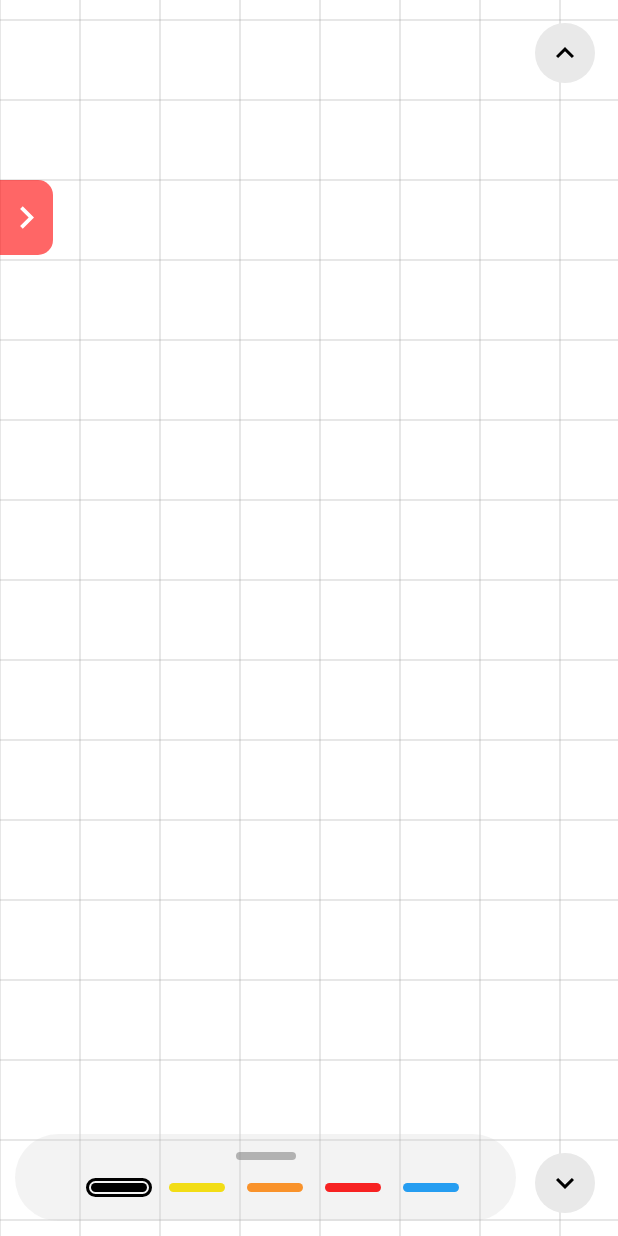
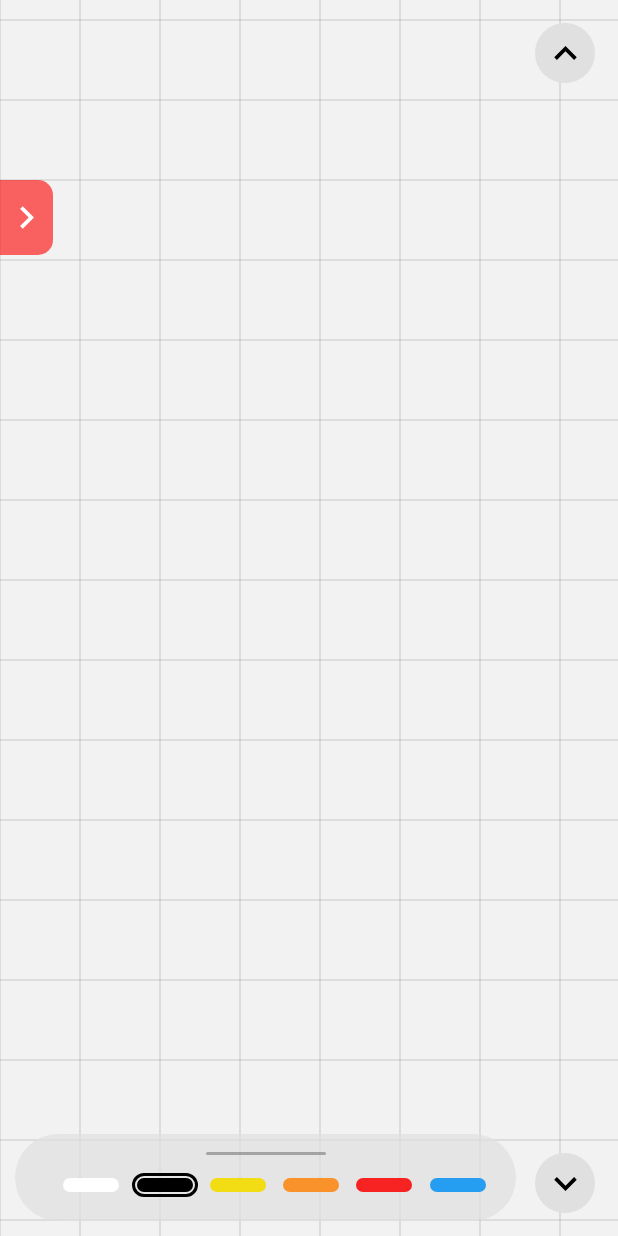
Before and after one commit to kanishkdhebana1/Whiteboard, an Android app built with Jetpack Compose: the screen it shows after launch (MainActivity), after a tap on "Scroll Down", on a phone screen of 412 x 824 dp. Run offline under Robolectric (Android 15) with nearby library versions, the phone set to English and light mode, and no system bars; libraries missing offline, so code that uses them is left out: com.google.mlkit.common, com.google.mlkit.vision; 6 statements that could not run were skipped.

Commit message:
Added device-theme-based Dark And Light theme options.

```diff
--- a/app/src/main/java/com/example/whiteboard/MainActivity.kt
+++ b/app/src/main/java/com/example/whiteboard/MainActivity.kt
@@ -9,6 +9,7 @@ import androidx.core.view.WindowInsetsCompat
 import androidx.core.view.WindowInsetsControllerCompat
 import com.example.whiteboard.ui.WhiteBoardScreen
 import com.example.whiteboard.ui.WhiteBoardViewModel
+import com.example.whiteboard.ui.theme.WhiteboardTheme
 
 //class MainActivity : ComponentActivity() {
 //    private val viewModel by viewModels<WhiteBoardViewModel>()
@@ -40,7 +41,9 @@ class MainActivity : ComponentActivity() {
             WindowInsetsControllerCompat.BEHAVIOR_SHOW_TRANSIENT_BARS_BY_SWIPE
 
         setContent {
-            WhiteBoardScreen(viewModel = viewModel)
+            WhiteboardTheme {
+                WhiteBoardScreen(viewModel = viewModel)
+            }
         }
     }
 }
--- a/app/src/main/java/com/example/whiteboard/data/DrawView.kt
+++ b/app/src/main/java/com/example/whiteboard/data/DrawView.kt
@@ -74,12 +74,17 @@ class DrawView(context: Context?, attrs: AttributeSet?) :
 //        }
 //    }
 
+    private var canvasColor: Int = Color.WHITE // fallback
 
+    fun setCanvasColor(color: Int) {
+        canvasColor = color
+        invalidate()
+    }
 
     override fun onSizeChanged(w: Int, h: Int, oldw: Int, oldh: Int) {
         canvasBitmap = createBitmap(w, h)
         drawCanvas = Canvas(canvasBitmap!!)
-        drawCanvas?.drawColor(Color.WHITE)
+        drawCanvas?.drawColor(canvasColor)
         invalidate()
     }
 
--- a/app/src/main/java/com/example/whiteboard/ui/WhiteBoardScreen.kt
+++ b/app/src/main/java/com/example/whiteboard/ui/WhiteBoardScreen.kt
@@ -20,15 +20,12 @@ import androidx.compose.runtime.Composable
 import androidx.compose.runtime.rememberCoroutineScope
 import androidx.compose.ui.Alignment
 import androidx.compose.ui.Modifier
-import androidx.compose.ui.graphics.Color
-import androidx.compose.ui.platform.LocalContext
 import androidx.compose.ui.tooling.preview.Preview
 import androidx.compose.ui.unit.dp
-import androidx.core.content.ContextCompat
-import com.example.whiteboard.R
 import com.example.whiteboard.ui.components.BottomBar
 import com.example.whiteboard.ui.components.CustomCanvas
-import com.example.whiteboard.ui.components.TopBar
+import com.example.whiteboard.ui.components.SideBar
+import com.example.whiteboard.ui.theme.LocalCustomColors
 import kotlinx.coroutines.CoroutineScope
 import kotlinx.coroutines.launch
 
@@ -42,7 +39,7 @@ fun WhiteBoardScreen(viewModel: WhiteBoardViewModel) {
     Box(
         modifier = Modifier.fillMaxSize()
     ) {
-        TopBar(
+        SideBar(
             viewModel = viewModel,
             modifier = Modifier.align(Alignment.TopStart)
         )
@@ -80,7 +77,7 @@ fun ScrollButtons(
     scrollState: ScrollState,
     modifier: Modifier = Modifier
 ) {
-    val context = LocalContext.current
+    val customColors = LocalCustomColors.current
 
     Box(modifier = modifier.fillMaxSize()) {
         if (showScrollUpButton) {
@@ -93,13 +90,14 @@ fun ScrollButtons(
                 modifier = Modifier
                     .align(Alignment.TopEnd)
                     .padding(15.dp)
-                    .background(Color(ContextCompat.getColor(context, R.color.button_gray)), CircleShape)
+                    .background(customColors.buttonGray, CircleShape)
                     .size(40.dp)
             ) {
                 Icon(
                     imageVector = Icons.Default.KeyboardArrowUp,
                     contentDescription = "Scroll Up",
-                    tint = Color.Black
+                    tint = customColors.scrollButtonIcon,
+                    modifier = Modifier.size(30.dp)
                 )
             }
         }
@@ -115,13 +113,14 @@ fun ScrollButtons(
                 modifier = Modifier
                     .align(Alignment.BottomEnd)
                     .padding(15.dp)
-                    .background(Color(ContextCompat.getColor(context, R.color.button_gray)), CircleShape)
+                    .background(customColors.buttonGray, CircleShape)
                     .size(40.dp)
             ) {
                 Icon(
                     imageVector = Icons.Default.KeyboardArrowDown,
                     contentDescription = "Scroll Down",
-                    tint = Color.Black
+                    tint = customColors.scrollButtonIcon,
+                    modifier = Modifier.size(30.dp)
                 )
             }
         }
--- a/app/src/main/java/com/example/whiteboard/ui/WhiteBoardViewModel.kt
+++ b/app/src/main/java/com/example/whiteboard/ui/WhiteBoardViewModel.kt
@@ -33,7 +33,7 @@ class WhiteBoardViewModel: ViewModel() {
     private var isModelInitialized by mutableStateOf(false)
 
     @SuppressLint("StaticFieldLeak")
-    private var drawView: DrawView? = null
+    internal var drawView: DrawView? = null
 
     private val _showResultCard = MutableStateFlow(false)
     val showResultCard: StateFlow<Boolean> = _showResultCard
--- a/app/src/main/java/com/example/whiteboard/ui/components/BottomBar.kt
+++ b/app/src/main/java/com/example/whiteboard/ui/components/BottomBar.kt
@@ -38,12 +38,16 @@ import androidx.compose.ui.graphics.Color
 import androidx.compose.ui.graphics.toArgb
 import androidx.compose.ui.input.pointer.pointerInput
 import androidx.compose.ui.platform.LocalConfiguration
-import androidx.compose.ui.platform.LocalContext
 import androidx.compose.ui.platform.LocalDensity
 import androidx.compose.ui.unit.dp
-import androidx.core.content.ContextCompat
-import com.example.whiteboard.R
 import com.example.whiteboard.ui.WhiteBoardViewModel
+import com.example.whiteboard.ui.theme.LocalCustomColors
+import com.example.whiteboard.ui.theme.penBlack
+import com.example.whiteboard.ui.theme.penBlue
+import com.example.whiteboard.ui.theme.penOrange
+import com.example.whiteboard.ui.theme.penRed
+import com.example.whiteboard.ui.theme.penWhite
+import com.example.whiteboard.ui.theme.penYellow
 import kotlinx.coroutines.launch
 
 @Composable
@@ -53,7 +57,8 @@ fun BottomBar(
 ) {
 
     val strokeWidth = viewModel.strokeWidth
-    var selectedColor by remember { mutableIntStateOf(Color.Black.toArgb()) }
+    val customColors = LocalCustomColors.current
+    var selectedColor by remember { mutableIntStateOf(customColors.defaultStrokeColor.toArgb()) }
 
     // State to track expansion
     val collapsedHeight = 58.dp
@@ -81,7 +86,7 @@ fun BottomBar(
                 .padding(start = 10.dp, bottom = 10.dp)
                 .height(with(LocalDensity.current) { heightAnim.value.toDp() })
                 .clip(RoundedCornerShape(30.dp))
-                .background(Color.LightGray.copy(alpha = 0.24f))
+                .background(customColors.buttonGray.copy(alpha = 0.7f))
                 .weight(1f)
                 .pointerInput(Unit) {
                     detectVerticalDragGestures(
@@ -110,10 +115,10 @@ fun BottomBar(
                 Box(
                     modifier = Modifier
                         .align(Alignment.CenterHorizontally)
-                        .width(40.dp)
-                        .height(5.dp)
+                        .width(80.dp)
+                        .height(2.dp)
                         .clip(RoundedCornerShape(50))
-                        .background(Color.Gray.copy(alpha = 0.6f))
+                        .background(customColors.bottomBarExpansionBar.copy(alpha = 0.7f))
                 )
 
                 Spacer(modifier = Modifier.height(8.dp))
@@ -126,7 +131,8 @@ fun BottomBar(
                     onColorSelected = { color ->
                         selectedColor = color
                         viewModel.setStrokeColor(color)
-                    }
+                    },
+                    selectedBorderColor = customColors.colorPickerBorder
                 )
 
                 if (isExpanded) {
@@ -157,35 +163,35 @@ fun BottomBar(
 fun ColorPicker(
     modifier: Modifier = Modifier,
     onColorSelected: (Int) -> Unit,
-    selectedColor: Int
+    selectedColor: Int,
+    selectedBorderColor: Color
 ) {
     val configuration = LocalConfiguration.current
     val screenWidth = configuration.screenWidthDp.dp
-
     val dotSize = screenWidth * 0.09f
-    val context = LocalContext.current
 
     val colors = listOf(
-        ContextCompat.getColor(context, R.color.pen_black),
-        ContextCompat.getColor(context, R.color.pen_yellow),
-        ContextCompat.getColor(context, R.color.pen_orange),
-        ContextCompat.getColor(context, R.color.pen_red),
-        ContextCompat.getColor(context, R.color.pen_blue)
+        penWhite.toArgb(),
+        penBlack.toArgb(),
+        penYellow.toArgb(),
+        penOrange.toArgb(),
+        penRed.toArgb(),
+        penBlue.toArgb()
     )
 
     Row(
-        modifier = modifier,
-        horizontalArrangement = Arrangement.SpaceEvenly
+        modifier = modifier.fillMaxWidth(),
+        horizontalArrangement = Arrangement.SpaceEvenly,
     ) {
         colors.forEach { color ->
             val isSelected = selectedColor == color
 
             Box(
                 modifier = Modifier
-                    .padding(top = 4.dp, bottom = 4.dp, start = 4.dp, end = 4.dp)
+                    .padding(top = 4.dp, bottom = 4.dp)
                     .border(
                         width = 2.dp,
-                        color = if (isSelected) Color.Black else Color.Transparent,
+                        color = if (isSelected) selectedBorderColor else Color.Transparent,
                         shape = CircleShape
                     )
                     .padding(3.dp)
@@ -205,13 +211,16 @@ fun StrokeWidthSlider(
     onWidthChanged: (Float) -> Unit,
     color: Color = Color.Black
 ) {
+    val customColors = LocalCustomColors.current
+
     Column(
         modifier = modifier.width(300.dp)
     ) {
         Text(
             modifier = Modifier
                 .padding(start = 4.dp),
-            text = "Stroke Width"
+            text = "Stroke Width",
+            color = customColors.text,
         )
 
         Row(
--- a/app/src/main/java/com/example/whiteboard/ui/components/CustomCanvas.kt
+++ b/app/src/main/java/com/example/whiteboard/ui/components/CustomCanvas.kt
@@ -10,13 +10,16 @@ import androidx.compose.foundation.layout.fillMaxWidth
 import androidx.compose.foundation.layout.height
 import androidx.compose.foundation.verticalScroll
 import androidx.compose.runtime.Composable
+import androidx.compose.runtime.DisposableEffect
 import androidx.compose.ui.Modifier
+import androidx.compose.ui.graphics.toArgb
 import androidx.compose.ui.input.pointer.pointerInput
 import androidx.compose.ui.input.pointer.positionChange
 import androidx.compose.ui.unit.dp
 import androidx.compose.ui.viewinterop.AndroidView
 import com.example.whiteboard.data.DrawView
 import com.example.whiteboard.ui.WhiteBoardViewModel
+import com.example.whiteboard.ui.theme.LocalCustomColors
 import kotlinx.coroutines.CoroutineScope
 import kotlinx.coroutines.launch
 
@@ -28,6 +31,13 @@ fun CustomCanvas(
     viewModel: WhiteBoardViewModel,
     modifier: Modifier
 ) {
+    val customColor = LocalCustomColors.current
+    DisposableEffect(customColor.canvasColor) {
+        viewModel.drawView?.setCanvasColor(customColor.canvasColor.toArgb())
+        viewModel.drawView?.setStrokeColor(customColor.defaultStrokeColor.toArgb())
+        onDispose { }
+    }
+
     Box(
         modifier = modifier
             .pointerInput(Unit) {
@@ -76,6 +86,7 @@ fun CustomCanvas(
                 factory = {
                     DrawView(it, null).apply {
                         viewModel.setDrawView(this)
+                        setCanvasColor(customColor.canvasColor.toArgb())
                     }
                 },
                 modifier = Modifier
--- a/app/src/main/java/com/example/whiteboard/ui/components/TopBar.kt
+++ b/app/src/main/java/com/example/whiteboard/ui/components/TopBar.kt
@@ -54,11 +54,12 @@ import androidx.compose.ui.unit.dp
 import androidx.compose.ui.zIndex
 import com.example.whiteboard.R
 import com.example.whiteboard.ui.WhiteBoardViewModel
+import com.example.whiteboard.ui.theme.LocalCustomColors
 import kotlinx.coroutines.delay
 
 @SuppressLint("UnusedBoxWithConstraintsScope")
 @Composable
-fun TopBar(
+fun SideBar(
     viewModel: WhiteBoardViewModel,
     modifier: Modifier = Modifier
 ) {
@@ -74,6 +75,8 @@ fun TopBar(
         delay(100)
         showLeftIcon = expanded
     }
+
+    val customColors = LocalCustomColors.current
 
     Box(
         modifier = modifier
@@ -105,7 +108,7 @@ fun TopBar(
                 modifier = Modifier
                     .padding(start = 38.dp)
                     .clip(RoundedCornerShape(30.dp))
-                    .background(Color.LightGray.copy(alpha = 0.35f))
+                    .background(customColors.bottomBarColor.copy(alpha = 0.7f))
                     .padding(10.dp),
                 verticalArrangement = Arrangement.spacedBy(12.dp),
                 horizontalAlignment = Alignment.CenterHorizontally
@@ -277,5 +280,5 @@ fun ParseDisplay(
 @Preview
 @Composable
 fun TopBarPreview() {
-    TopBar(viewModel = WhiteBoardViewModel())
+    SideBar(viewModel = WhiteBoardViewModel())
 }
--- a/app/src/main/java/com/example/whiteboard/ui/theme/Color.kt
+++ b/app/src/main/java/com/example/whiteboard/ui/theme/Color.kt
@@ -2,10 +2,31 @@ package com.example.whiteboard.ui.theme
 
 import androidx.compose.ui.graphics.Color
 
-val Purple80 = Color(0xFFD0BCFF)
-val PurpleGrey80 = Color(0xFFCCC2DC)
-val Pink80 = Color(0xFFEFB8C8)
+// UI Elements
 
-val Purple40 = Color(0xFF6650a4)
-val PurpleGrey40 = Color(0xFF625b71)
-val Pink40 = Color(0xFF7D5260)
+// 1. Dark Mode colors
+val buttonGray = Color(0xFF191919)
+val canvasColor = Color(0xFF000000)
+val scrollButtonIcon = Color(0xFFFFFFFF)
+
+val bottomBarColor = Color(0xFF191919)
+val colorPickerBorder = Color(0xFFCDCDCD)
+val defaultStrokeColor = Color(0xFFFFFFFF)
+
+
+// 2. Light Mode colors
+val buttonGrayLight = Color(0xFFE0E0E0)
+val canvasColorLight = Color(0xFFF2F2F2)
+val scrollButtonIconLight = Color(0xFF000000)
+
+val bottomBarColorLight = Color(0xFFE0E0E0)
+val colorPickerBorderLight = Color(0xFF000000)
+val defaultStrokeColorLight = Color(0xFF000000)
+
+// Pen color options
+val penWhite = Color(0xFFFFFFFF)
+val penBlack = Color(0xFF000000)
+val penYellow = Color(0xFFF2DD15)
+val penOrange = Color(0xFFF9922A)
+val penRed = Color(0xFFF72222)
+val penBlue = Color(0xFF259DF1)
--- a/app/src/main/java/com/example/whiteboard/ui/theme/Theme.kt
+++ b/app/src/main/java/com/example/whiteboard/ui/theme/Theme.kt
@@ -1,58 +1,72 @@
 package com.example.whiteboard.ui.theme
 
-import android.app.Activity
-import android.os.Build
 import androidx.compose.foundation.isSystemInDarkTheme
 import androidx.compose.material3.MaterialTheme
 import androidx.compose.material3.darkColorScheme
-import androidx.compose.material3.dynamicDarkColorScheme
-import androidx.compose.material3.dynamicLightColorScheme
 import androidx.compose.material3.lightColorScheme
 import androidx.compose.runtime.Composable
-import androidx.compose.ui.platform.LocalContext
+import androidx.compose.runtime.CompositionLocalProvider
+import androidx.compose.runtime.staticCompositionLocalOf
+import androidx.compose.ui.graphics.Color
 
-private val DarkColorScheme = darkColorScheme(
-    primary = Purple80,
-    secondary = PurpleGrey80,
-    tertiary = Pink80
+data class CustomColors(
+    val buttonGray: Color,
+    val canvasColor: Color,
+    val bottomBarColor: Color,
+    val colorPickerBorder: Color,
+    val bottomBarExpansionBar: Color,
+    val scrollButtonIcon: Color,
+    val defaultStrokeColor: Color,
+    val text: Color,
+    val isDark: Boolean
 )
 
-private val LightColorScheme = lightColorScheme(
-    primary = Purple40,
-    secondary = PurpleGrey40,
-    tertiary = Pink40
+private val DarkCustomColors = CustomColors(
+    buttonGray = buttonGray,
+    canvasColor = canvasColor,
+    bottomBarColor = bottomBarColor,
+    colorPickerBorder = colorPickerBorder,
+    bottomBarExpansionBar = Color.White,
+    scrollButtonIcon = scrollButtonIcon,
+    defaultStrokeColor = defaultStrokeColor,
+    text = Color.White,
 
-    /* Other default colors to override
-    background = Color(0xFFFFFBFE),
-    surface = Color(0xFFFFFBFE),
-    onPrimary = Color.White,
-    onSecondary = Color.White,
-    onTertiary = Color.White,
-    onBackground = Color(0xFF1C1B1F),
-    onSurface = Color(0xFF1C1B1F),
-    */
+    isDark = true
 )
+
+private val LightCustomColors = CustomColors(
+    buttonGray = buttonGrayLight,
+    canvasColor = canvasColorLight,
+    bottomBarColor = bottomBarColorLight,
+    colorPickerBorder = colorPickerBorderLight,
+    bottomBarExpansionBar = Color.Gray,
+    scrollButtonIcon = scrollButtonIconLight,
+    defaultStrokeColor = defaultStrokeColorLight,
+    text = Color.Gray,
+    isDark = false
+)
+
+val LocalCustomColors = staticCompositionLocalOf { LightCustomColors }
 
 @Composable
 fun WhiteboardTheme(
     darkTheme: Boolean = isSystemInDarkTheme(),
-    // Dynamic color is available on Android 12+
-    dynamicColor: Boolean = true,
     content: @Composable () -> Unit
 ) {
-    val colorScheme = when {
-        dynamicColor && Build.VERSION.SDK_INT >= Build.VERSION_CODES.S -> {
-            val context = LocalContext.current
-            if (darkTheme) dynamicDarkColorScheme(context) else dynamicLightColorScheme(context)
-        }
 
-        darkTheme -> DarkColorScheme
-        else -> LightColorScheme
+    val customColors = if (darkTheme) DarkCustomColors else LightCustomColors
+
+    val materialColors = if (darkTheme) {
+        darkColorScheme()
+    } else {
+        lightColorScheme()
     }
 
-    MaterialTheme(
-        colorScheme = colorScheme,
-        typography = Typography,
-        content = content
-    )
+    CompositionLocalProvider(LocalCustomColors provides customColors) {
+        MaterialTheme(
+            colorScheme = materialColors,
+            typography = Typography,
+            content = content
+        )
+    }
 }
```
